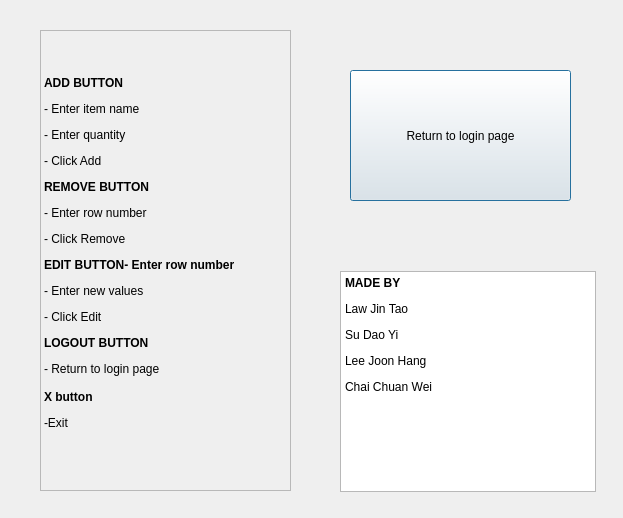
Before: the Qt Designer form tutorial.ui in lejh-02/assignment, drawn with Qt 5.
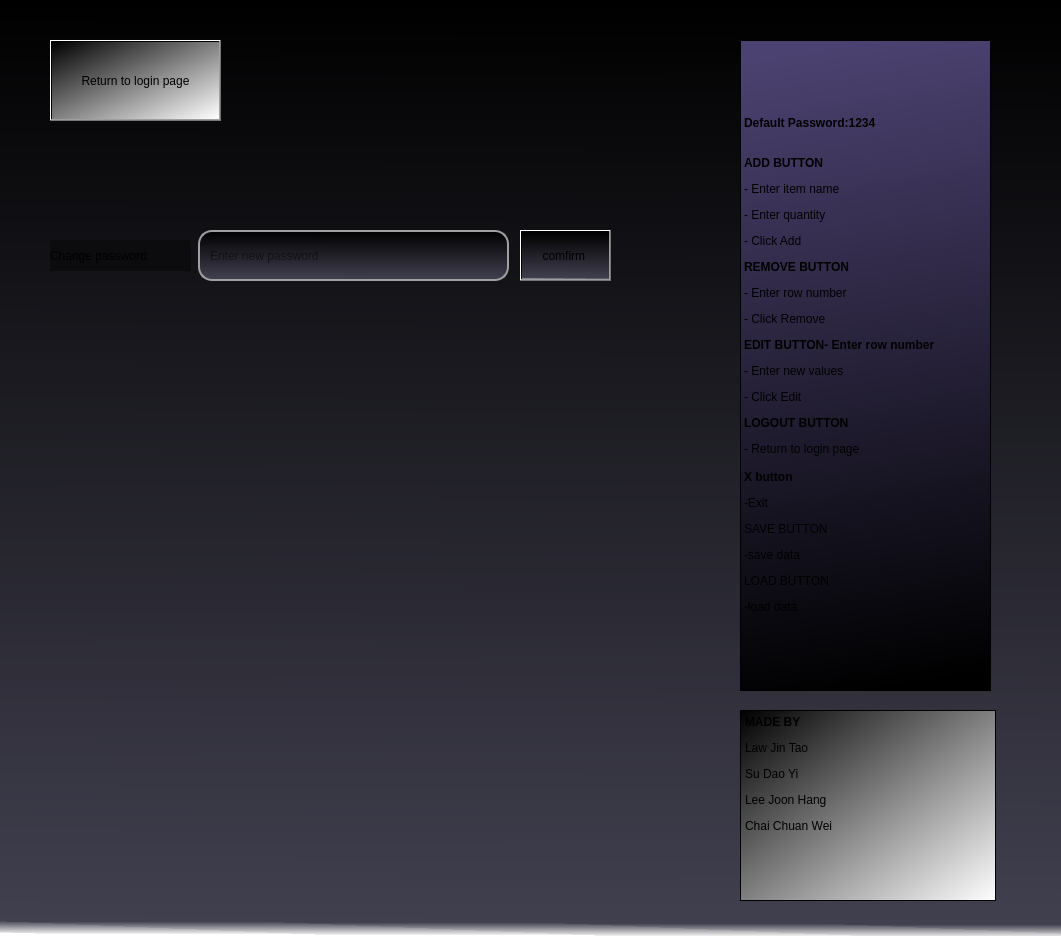
After: the same form once the commit is applied.

The edit to the form file:
```diff
--- a/tutorial.ui
+++ b/tutorial.ui
@@ -6,20 +6,23 @@
    <rect>
     <x>0</x>
     <y>0</y>
-    <width>623</width>
-    <height>518</height>
+    <width>1061</width>
+    <height>936</height>
    </rect>
   </property>
   <property name="windowTitle">
    <string>Dialog</string>
   </property>
+  <property name="styleSheet">
+   <string notr="true">background-color: qlineargradient(spread:pad, x1:0.544318, y1:0, x2:0.54, y2:1, stop:0 rgba(0, 0, 0, 255), stop:0.985782 rgba(65, 64, 79, 255), stop:1 rgba(255, 255, 255, 255));</string>
+  </property>
   <widget class="QLabel" name="tutorialLabel">
    <property name="geometry">
     <rect>
-     <x>40</x>
-     <y>30</y>
+     <x>740</x>
+     <y>40</y>
      <width>251</width>
-     <height>461</height>
+     <height>651</height>
     </rect>
    </property>
    <property name="layoutDirection">
@@ -28,22 +31,28 @@
    <property name="autoFillBackground">
     <bool>false</bool>
    </property>
+   <property name="styleSheet">
+    <string notr="true">background-color: qlineargradient(spread:pad, x1:0.549829, y1:1, x2:0.488152, y2:0, stop:0 rgba(0, 0, 0, 255), stop:1 rgba(76, 66, 113, 255));</string>
+   </property>
    <property name="frameShape">
     <enum>QFrame::Shape::StyledPanel</enum>
    </property>
    <property name="text">
-    <string>&lt;html&gt;&lt;head/&gt;&lt;body&gt;&lt;p&gt;&lt;span style=&quot; font-weight:700;&quot;&gt;ADD BUTTON&lt;/span&gt;&lt;/p&gt;&lt;p&gt;- Enter item name&lt;/p&gt;&lt;p&gt;- Enter quantity&lt;/p&gt;&lt;p&gt;- Click Add&lt;/p&gt;&lt;p&gt;&lt;span style=&quot; font-weight:700;&quot;&gt;REMOVE BUTTON&lt;/span&gt;&lt;/p&gt;&lt;p&gt;- Enter row number&lt;/p&gt;&lt;p&gt;- Click Remove&lt;/p&gt;&lt;p&gt;&lt;span style=&quot; font-weight:700;&quot;&gt;EDIT BUTTON- Enter row number&lt;/span&gt;&lt;/p&gt;&lt;p&gt;- Enter new values&lt;/p&gt;&lt;p&gt;- Click Edit&lt;/p&gt;&lt;p&gt;&lt;span style=&quot; font-weight:700;&quot;&gt;LOGOUT BUTTON&lt;/span&gt;&lt;/p&gt;&lt;p&gt;- Return to login page&lt;br/&gt;&lt;br/&gt;&lt;span style=&quot; font-weight:700;&quot;&gt;X button &lt;/span&gt;&lt;/p&gt;&lt;p&gt;-Exit &lt;br/&gt;&lt;/p&gt;&lt;/body&gt;&lt;/html&gt;</string>
+    <string>&lt;html&gt;&lt;head/&gt;&lt;body&gt;&lt;p&gt;&lt;span style=&quot; font-weight:700;&quot;&gt;Default Password:1234&lt;/span&gt;&lt;/p&gt;&lt;p&gt;&lt;span style=&quot; font-weight:700;&quot;&gt;&lt;br/&gt;ADD BUTTON&lt;/span&gt;&lt;/p&gt;&lt;p&gt;- Enter item name&lt;/p&gt;&lt;p&gt;- Enter quantity&lt;/p&gt;&lt;p&gt;- Click Add&lt;/p&gt;&lt;p&gt;&lt;span style=&quot; font-weight:700;&quot;&gt;REMOVE BUTTON&lt;/span&gt;&lt;/p&gt;&lt;p&gt;- Enter row number&lt;/p&gt;&lt;p&gt;- Click Remove&lt;/p&gt;&lt;p&gt;&lt;span style=&quot; font-weight:700;&quot;&gt;EDIT BUTTON- Enter row number&lt;/span&gt;&lt;/p&gt;&lt;p&gt;- Enter new values&lt;/p&gt;&lt;p&gt;- Click Edit&lt;/p&gt;&lt;p&gt;&lt;span style=&quot; font-weight:700;&quot;&gt;LOGOUT BUTTON&lt;/span&gt;&lt;/p&gt;&lt;p&gt;- Return to login page&lt;br/&gt;&lt;br/&gt;&lt;span style=&quot; font-weight:700;&quot;&gt;X button &lt;/span&gt;&lt;/p&gt;&lt;p&gt;-Exit &lt;/p&gt;&lt;p&gt;SAVE BUTTON&lt;/p&gt;&lt;p&gt;-save data&lt;/p&gt;&lt;p&gt;LOAD BUTTON &lt;/p&gt;&lt;p&gt;-load data&lt;/p&gt;&lt;/body&gt;&lt;/html&gt;</string>
    </property>
   </widget>
   <widget class="QPushButton" name="backButton">
    <property name="geometry">
     <rect>
-     <x>350</x>
-     <y>70</y>
-     <width>221</width>
-     <height>131</height>
+     <x>50</x>
+     <y>40</y>
+     <width>171</width>
+     <height>81</height>
     </rect>
    </property>
+   <property name="styleSheet">
+    <string notr="true">background-color: qlineargradient(spread:pad, x1:0, y1:0, x2:1, y2:1, stop:0 rgba(0, 0, 0, 255), stop:1 rgba(255, 255, 255, 255));</string>
+   </property>
    <property name="text">
     <string>Return to login page</string>
    </property>
@@ -51,12 +60,15 @@
   <widget class="QTextBrowser" name="textBrowser">
    <property name="geometry">
     <rect>
-     <x>340</x>
-     <y>271</y>
+     <x>740</x>
+     <y>710</y>
      <width>256</width>
-     <height>221</height>
+     <height>191</height>
     </rect>
    </property>
+   <property name="styleSheet">
+    <string notr="true">background-color: qlineargradient(spread:pad, x1:0, y1:0, x2:1, y2:1, stop:0 rgba(0, 0, 0, 255), stop:1 rgba(255, 255, 255, 255));</string>
+   </property>
    <property name="html">
     <string>&lt;!DOCTYPE HTML PUBLIC &quot;-//W3C//DTD HTML 4.0//EN&quot; &quot;http://www.w3.org/TR/REC-html40/strict.dtd&quot;&gt;
 &lt;html&gt;&lt;head&gt;&lt;meta name=&quot;qrichtext&quot; content=&quot;1&quot; /&gt;&lt;meta charset=&quot;utf-8&quot; /&gt;&lt;style type=&quot;text/css&quot;&gt;
@@ -72,6 +84,65 @@
 &lt;p style=&quot; margin-top:12px; margin-bottom:12px; margin-left:0px; margin-right:0px; -qt-block-indent:0; text-indent:0px;&quot;&gt;Chai Chuan Wei&lt;/p&gt;&lt;/body&gt;&lt;/html&gt;</string>
    </property>
   </widget>
+  <widget class="QLineEdit" name="forgorEdit">
+   <property name="geometry">
+    <rect>
+     <x>198</x>
+     <y>230</y>
+     <width>311</width>
+     <height>51</height>
+    </rect>
+   </property>
+   <property name="styleSheet">
+    <string notr="true">QLineEdit {
+    border: 2px solid #a0a0a0;
+    border-radius: 14px;      /* Controls the corner roundness */
+    padding: 4px 8px;        /* Keeps the text away from the borders */
+     /* Keeps the background white */
+}
+
+/* Optional: Change border color when clicked/focused */
+QLineEdit:focus {
+    border: 2px solid #0078d4; 
+}</string>
+   </property>
+   <property name="placeholderText">
+    <string>Enter new password</string>
+   </property>
+  </widget>
+  <widget class="QLabel" name="label">
+   <property name="geometry">
+    <rect>
+     <x>50</x>
+     <y>240</y>
+     <width>141</width>
+     <height>31</height>
+    </rect>
+   </property>
+   <property name="styleSheet">
+    <string notr="true">background-color: rgb(12, 12, 15);</string>
+   </property>
+   <property name="text">
+    <string>Change password: </string>
+   </property>
+  </widget>
+  <widget class="QPushButton" name="forgorButton">
+   <property name="geometry">
+    <rect>
+     <x>520</x>
+     <y>230</y>
+     <width>91</width>
+     <height>51</height>
+    </rect>
+   </property>
+   <property name="styleSheet">
+    <string notr="true">alternate-background-color: qlineargradient(spread:pad, x1:0, y1:0, x2:1, y2:1, stop:1 rgba(255, 255, 255, 255));
+border-top-color: qlineargradient(spread:pad, x1:0, y1:0, x2:1, y2:1, stop:1 rgba(255, 255, 255, 255));</string>
+   </property>
+   <property name="text">
+    <string>comfirm </string>
+   </property>
+  </widget>
  </widget>
  <resources/>
  <connections/>
```
